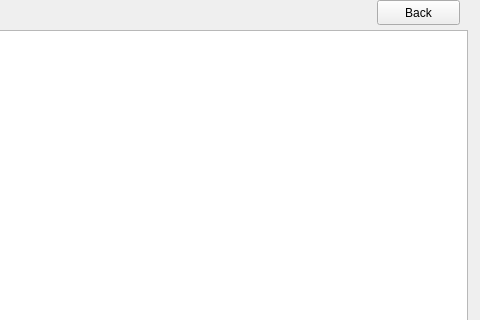
First picture: the form in PlaceOrder.ui, repository n4ilvh/COMP-3004-Project, before the edit; both pictures show x 133 to 613 and y 0 to 320 of the 613 by 546 pixel window.
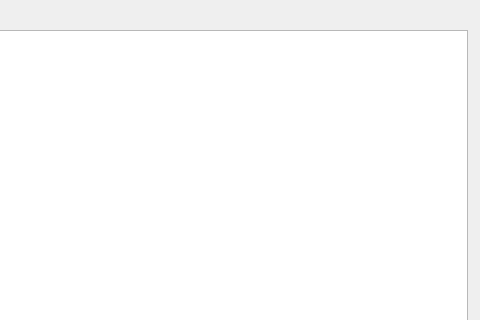
Second picture: the form after the edit.

Commit message: Finished order placing procedure and checkout

Patch:
```diff
--- a/PlaceOrder.ui
+++ b/PlaceOrder.ui
@@ -13,19 +13,6 @@
   <property name="windowTitle">
    <string>Form</string>
   </property>
-  <widget class="QPushButton" name="pushButton_2">
-   <property name="geometry">
-    <rect>
-     <x>510</x>
-     <y>0</y>
-     <width>83</width>
-     <height>25</height>
-    </rect>
-   </property>
-   <property name="text">
-    <string>Back</string>
-   </property>
-  </widget>
   <widget class="QWidget" name="layoutWidget">
    <property name="geometry">
     <rect>
```
The commit also changes 5 other files.
